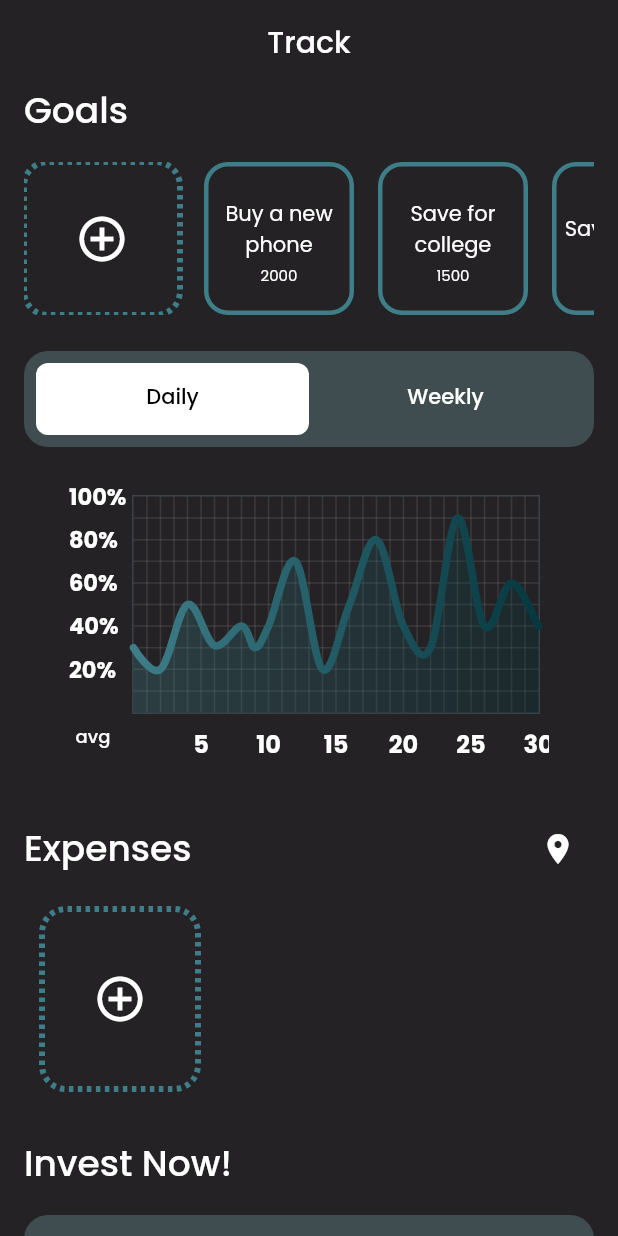
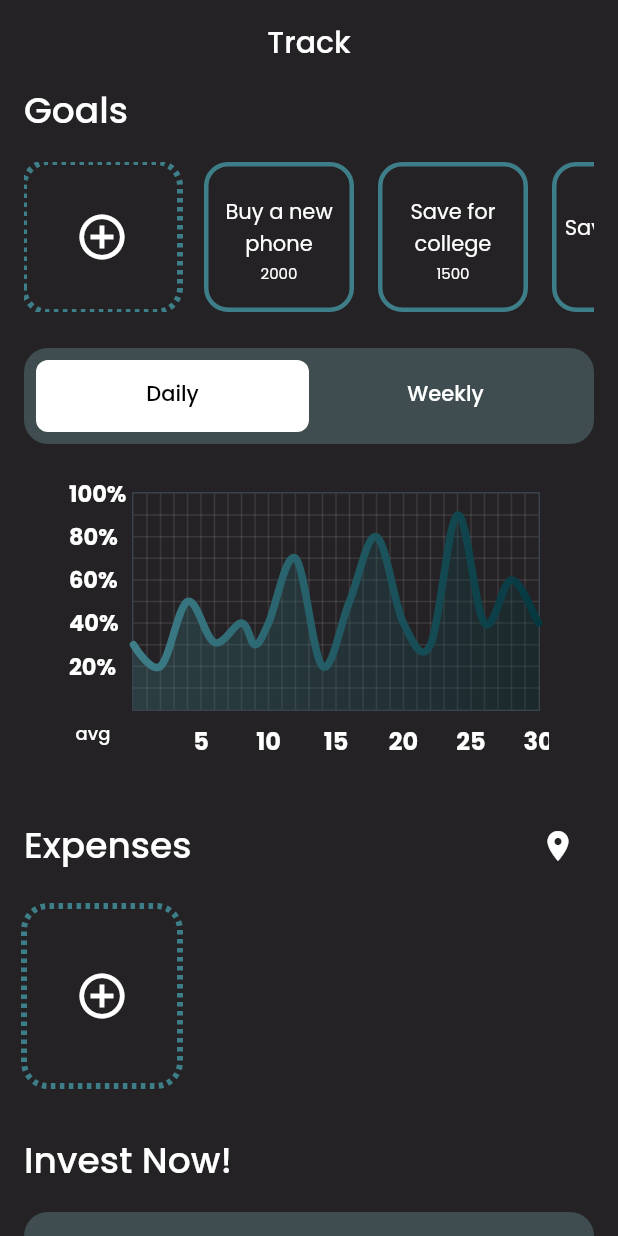
Before and after one commit to hetnakhua/The-Flutterati_Codeshastra, a Flutter app: the Tracking screen opened directly, on a phone screen of 412 x 824 dp. Run offline on Flutter 3.47's test engine with Material 2 defaults, Android fonts, the phone set to English and light mode, and no system bars; drawn by our look-alikes of dotted_border, fl_chart; our stand-ins replace cloud_firestore, firebase_auth, firebase_core, flutter_heatmap_calendar, flutter_svg, get and 5 more; missing offline and left inert: custom_info_window, custom_line_indicator_bottom_navbar, dialog_flowtter, readsms, telephony; accounts and stored records are empty.

Commit message:
fix overflow, update ui

```diff
--- a/lib/screens/Home/home.dart
+++ b/lib/screens/Home/home.dart
@@ -66,7 +66,7 @@ class _HomeState extends State<Home> with SingleTickerProviderStateMixin {
     return SafeArea(
       child: SingleChildScrollView(
         child: SizedBox(
-          height: MediaQuery.of(context).size.height + 500,
+          height: MediaQuery.of(context).size.height + 400,
           child: Scaffold(
             appBar: AppBar(
               backgroundColor: Colors.transparent,
--- a/lib/screens/Track/track.dart
+++ b/lib/screens/Track/track.dart
@@ -84,7 +84,7 @@ class _TrackingState extends State<Tracking>
     return SafeArea(
       child: SingleChildScrollView(
         child: SizedBox(
-          height: MediaQuery.of(context).size.height + 200,
+          height: MediaQuery.of(context).size.height + 240,
           child: Scaffold(
             appBar: AppBar(
               backgroundColor: raisinBlack,
@@ -107,7 +107,9 @@ class _TrackingState extends State<Tracking>
                     style: TextStyle(fontSize: 24, fontWeight: FontWeight.w500),
                   ),
                   SizedBox(height: 16),
-                  Expanded(
+                  SizedBox(
+                    height: 100,
+                    child: Expanded(
                       child: ListView.builder(
                           scrollDirection: Axis.horizontal,
                           itemCount: goalList.length + 1,
@@ -207,6 +209,7 @@ class _TrackingState extends State<Tracking>
                             );
                           }),
                     ),
+                  ),
                   SizedBox(height: 24),
 
                   // daily weekly chart
@@ -235,7 +238,6 @@ class _TrackingState extends State<Tracking>
                     height: 120,
                     child: Row(
                       children: [
-                        SizedBox(width: 12),
                         StreamBuilder(
                             stream: homeController.getUserExpenseDetails(),
                             builder: (context, snapshot) {
@@ -388,7 +390,7 @@ class _TrackingState extends State<Tracking>
                     child: PageView(
                       controller: _pageController,
                       children: [
-                        investNowPage(context, 1, 'stock', 'assets/stock.svg'),
+                        investNowPage(context, 1, 'Stocks', 'assets/stock.svg'),
                         investNowPage(context, 2, 'FD', 'assets/fd.svg'),
                         investNowPage(
                             context, 3, 'Equity', 'assets/mutual.svg'),
@@ -405,6 +407,8 @@ class _TrackingState extends State<Tracking>
                         effect: ExpandingDotsEffect(
                           activeDotColor: midnightGreenLight,
                           dotColor: disabledGrey,
+                          dotHeight: 8.0,
+                          dotWidth: 8.0,
                         ),
                       ),
                     ],
--- a/lib/util/re_use.dart
+++ b/lib/util/re_use.dart
@@ -9,6 +9,7 @@ import 'package:flutterati_codeshastra/models/income.dart';
 import 'package:flutterati_codeshastra/screens/Home/controller/home_controller.dart';
 import 'package:get/get.dart';
 import 'package:google_fonts/google_fonts.dart';
+import 'package:flutter_svg/flutter_svg.dart';
 
 GestureDetector singInUp(BuildContext context, bool isLogin, Function clickMe) {
   return GestureDetector(
@@ -312,13 +313,19 @@ Container investNowPage(
       color: outerSpaceGrey,
       borderRadius: BorderRadius.circular(16),
     ),
-    child: Text(
+    child: Column(
+      children: [
+        SvgPicture.asset(img, height: 80),
+        SizedBox(height: 8),
+        Text(
           topic,
           textAlign: TextAlign.center,
           style: TextStyle(
             fontSize: 20,
             fontWeight: FontWeight.w500,
           ),
+        ),
+      ],
     ),
   );
 }
--- a/pubspec.yaml
+++ b/pubspec.yaml
@@ -54,9 +54,7 @@ dependencies:
   custom_info_window:
   dialog_flowtter:
   webview_flutter: ^2.0.13
-  flutter_svg:
-
-
+  flutter_svg: ^2.0.5
 
   dotted_border: ^2.0.0+3
   fl_chart: ^0.60.0
```
Also changed, not shown: lib/screens/Profile/heat_map.dart (+8 -5 lines), assets/SpendSense logo rect.png (renamed from assets/images/SpendSense logo rect.png), assets/SpendSense logo sq.png (renamed from assets/images/SpendSense logo sq.png), assets/SpendSense logo w bg.png (renamed from assets/images/SpendSense logo w bg.png), assets/article img.png (renamed from assets/images/article img.png), assets/avatar1.png (renamed from assets/images/avatar1.png), assets/crown.png (renamed from assets/images/crown.png), assets/fd.svg (renamed from assets/images/fd.svg), assets/mutual.svg (renamed from assets/images/mutual.svg), assets/profile avatar.png (renamed from assets/images/profile avatar.png), assets/screens/home_screen.jpg, assets/screens/map_screen.jpg (added), assets/screens/profile_screen.jpg, assets/screens/track_screen.jpg, 2 more files, 1 other file. Lines whose indentation alone changed are shown as unchanged.
